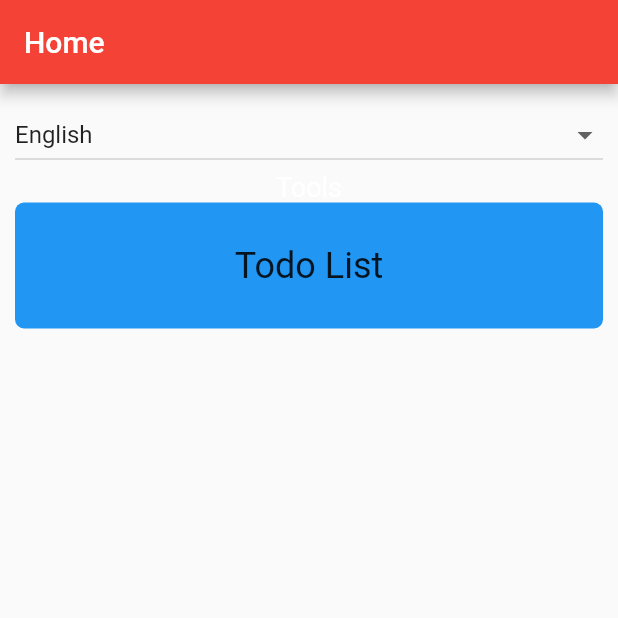
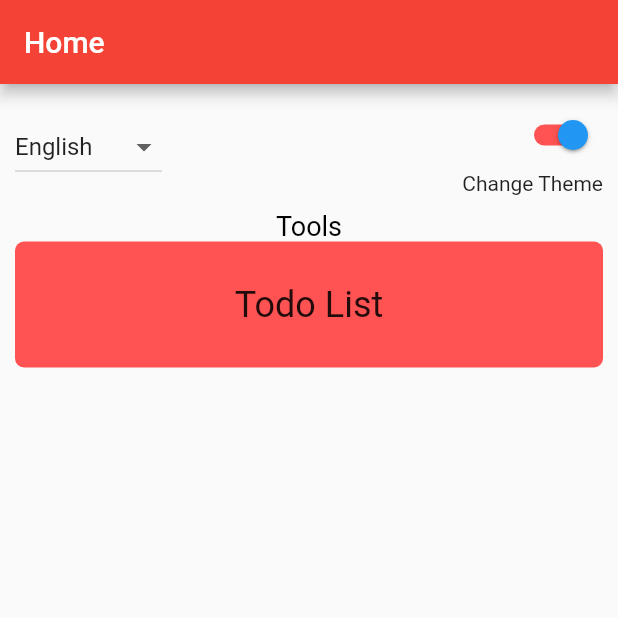
Before and after one commit to hasangenc0/personal-toolbox, a Flutter app: the screen it shows after launch, on a phone screen of 412 x 824 dp, the top half of it. Run offline on Flutter 3.47's test engine with Material 2 defaults, Android fonts, the phone set to English and light mode, and no system bars; our stand-ins replace adaptive_theme, easy_localization, sqflite; accounts and stored records are empty.

Commit message:
Add theme & lang switch layout

```diff
--- a/lib/views/screens/home.dart
+++ b/lib/views/screens/home.dart
@@ -2,8 +2,9 @@ import 'package:easy_localization/easy_localization.dart';
 import 'package:flutter/cupertino.dart';
 import 'package:flutter/material.dart';
 import 'package:personal_toolbox/views/screens/todoList.dart';
+import 'package:personal_toolbox/views/styles/toolBox.dart';
 import 'package:personal_toolbox/views/widgets/box.dart';
-import 'package:personal_toolbox/views/widgets/languageSwitch.dart';
+import 'package:personal_toolbox/views/widgets/headLayout.dart';
 
 class Home extends StatelessWidget {
   @override
@@ -16,19 +17,19 @@ class Home extends StatelessWidget {
           padding: EdgeInsets.all(10),
           child: Center(
             child: ListView(children: <Widget>[
-              LanguageSwitch(),
+              HeadLayout(),
               Center(
                   child: RichText(
                       text: TextSpan(
                 text: tr('tools'),
                 style: new TextStyle(
                   fontSize: 18,
-                  color: Colors.white,
+                  color: getToolboxTitleColor(context),
                 ),
               ))),
               Box(
                   tr('todoList'),
-                  Colors.blue,
+                  getToolboxColor(context),
                   () => {
                         Navigator.pushAndRemoveUntil(
                             context,
--- a/lib/views/styles/textField.dart
+++ b/lib/views/styles/textField.dart
@@ -2,11 +2,17 @@ import 'dart:ui';
 
 import 'package:flutter/material.dart';
 
-final textFieldTextStyle =
-    TextStyle(fontSize: 18, height: 2.0, color: Colors.white);
+final textFieldTextStyle = TextStyle(
+  fontSize: 18,
+  height: 2.0,
+  color: Colors.white,
+);
+
+final lineThrouhgTextStyle =
+    textFieldTextStyle.merge(TextStyle(decoration: TextDecoration.lineThrough));
 
 final textFieldHintStyle =
-    TextStyle(fontSize: 18, height: 2.0, color: Colors.grey);
+    textFieldTextStyle.merge(TextStyle(color: Colors.grey));
 
 final textFieldBoxDecoration = BoxDecoration(
     color: Colors.blueGrey, borderRadius: BorderRadius.all(Radius.circular(6)));
--- /dev/null
+++ b/lib/views/styles/toolBox.dart
@@ -0,0 +1,22 @@
+import 'package:adaptive_theme/adaptive_theme.dart';
+import 'package:flutter/material.dart';
+
+Color getToolboxColor(BuildContext context) {
+  bool isDark = AdaptiveTheme.of(context).mode.isDark;
+
+  if (isDark) {
+    return Colors.greenAccent;
+  }
+
+  return Colors.redAccent;
+}
+
+Color getToolboxTitleColor(BuildContext context) {
+  bool isDark = AdaptiveTheme.of(context).mode.isDark;
+
+  if (isDark) {
+    return Colors.white;
+  }
+
+  return Colors.black;
+}
--- /dev/null
+++ b/lib/views/widgets/headLayout.dart
@@ -0,0 +1,20 @@
+import 'package:adaptive_theme/adaptive_theme.dart';
+import 'package:easy_localization/easy_localization.dart';
+import 'package:flutter/cupertino.dart';
+import 'package:flutter/material.dart';
+import 'package:personal_toolbox/views/widgets/themeSwitch.dart';
+
+import 'languageSwitch.dart';
+
+class HeadLayout extends StatelessWidget {
+  @override
+  Widget build(BuildContext context) {
+    return Container(
+        margin: const EdgeInsets.only(bottom: 10),
+        child:
+            Row(mainAxisAlignment: MainAxisAlignment.spaceBetween, children: [
+          Expanded(flex: 1, child: LanguageSwitch()),
+          Expanded(flex: 3, child: ThemeSwitch()),
+        ]));
+  }
+}
--- /dev/null
+++ b/lib/views/widgets/themeSwitch.dart
@@ -0,0 +1,38 @@
+import 'package:adaptive_theme/adaptive_theme.dart';
+import 'package:easy_localization/easy_localization.dart';
+import 'package:flutter/cupertino.dart';
+import 'package:flutter/material.dart';
+
+class ThemeSwitch extends StatelessWidget {
+  @override
+  Widget build(BuildContext context) {
+    return Column(mainAxisAlignment: MainAxisAlignment.center, children: [
+      Align(
+        alignment: Alignment.centerRight,
+        child: Transform.scale(
+            scale: 1,
+            child: Switch(
+              onChanged: (bool value) {
+                if (AdaptiveTheme.of(context).mode.isLight) {
+                  AdaptiveTheme.of(context).setDark();
+                } else {
+                  AdaptiveTheme.of(context).setLight();
+                }
+              },
+              value: AdaptiveTheme.of(context).mode.isLight,
+              activeColor: Colors.blue,
+              activeTrackColor: Colors.redAccent,
+              inactiveThumbColor: Colors.redAccent,
+              inactiveTrackColor: Colors.orange,
+            )),
+      ),
+      Align(
+        alignment: Alignment.centerRight,
+        child: Text(
+          tr('toggleTheme'),
+          style: TextStyle(fontSize: 14),
+        ),
+      ),
+    ]);
+  }
+}
```
